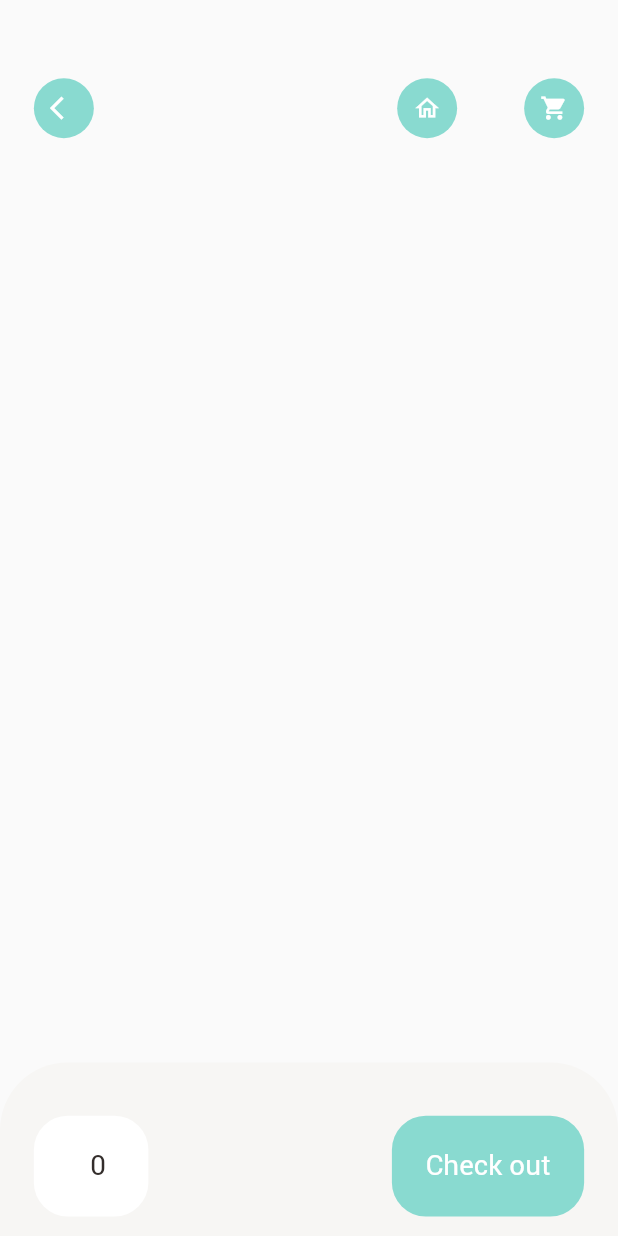
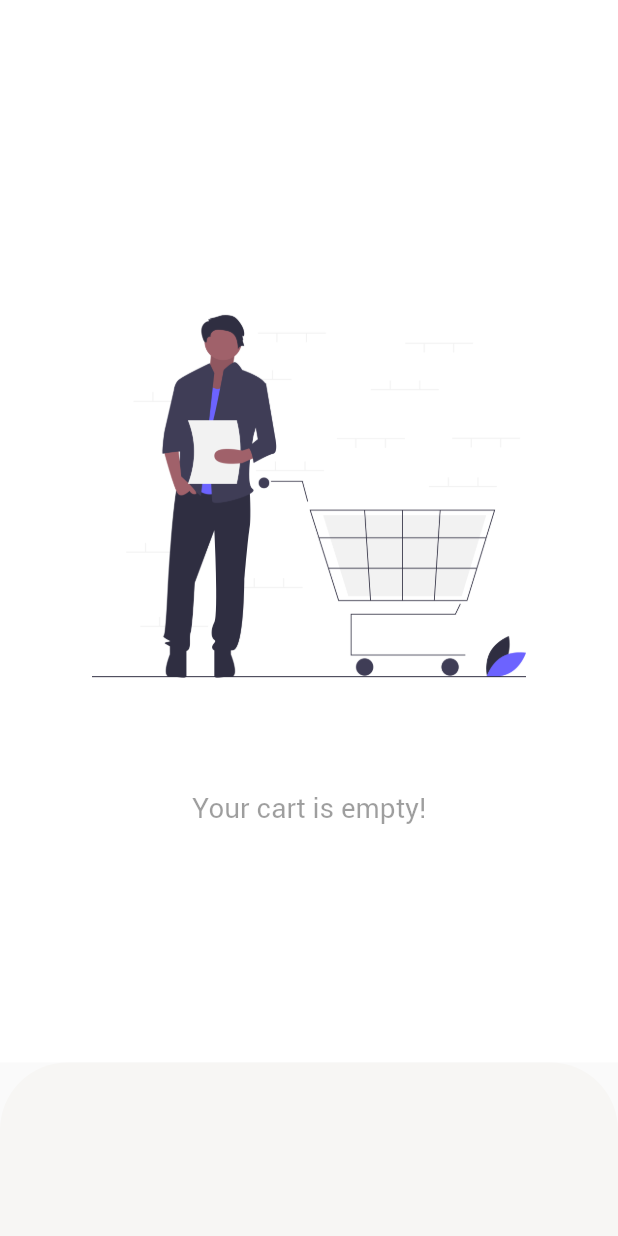
Before and after one commit to shubhamk1020/e_commerce_app, a Flutter app: the CartPage screen opened by its route, on a phone screen of 412 x 824 dp. Run offline on Flutter 3.47's test engine with Material 2 defaults, Android fonts, the phone set to English and light mode, and no system bars; our stand-ins replace dots_indicator, get, shared_preferences; accounts and stored records are empty; network calls fail.

Commit message:
cartPage ui and backend

```diff
--- /dev/null
+++ b/lib/base/no_data-page.dart
@@ -0,0 +1,40 @@
+
+import 'package:e_commerce_app/utils/dimension.dart';
+import 'package:flutter/material.dart';
+
+class NoDataPage extends StatelessWidget {
+   final String text;
+    final String imagePath;
+
+  const NoDataPage({super.key, required this.text, this.imagePath="assets/images/shopping.png"});
+
+
+  @override
+  Widget build(BuildContext context) {
+    return
+    Scaffold(
+      backgroundColor: Colors.white,
+      body: Column(
+        mainAxisAlignment: MainAxisAlignment.center,
+        crossAxisAlignment: CrossAxisAlignment.stretch,
+        children: [
+        Container(
+          width: double.maxFinite,
+         padding: EdgeInsets.only(top: 100, right: 20, left: 20, bottom: 200),
+          margin: EdgeInsets.all(Dimensions.height20),
+          decoration: BoxDecoration(image: DecorationImage(image: AssetImage(imagePath), fit: BoxFit.contain),
+
+          // height: MediaQuery.of(context).size.height*0.22,
+          // width: MediaQuery.of(context).size.width*0.22,
+          ),
+        ),
+        SizedBox(height: MediaQuery.of(context).size.height*0.03,),
+        Text(text, style: TextStyle(fontSize: Dimensions.font16,
+        color: Theme.of(context).disabledColor
+        ),
+      textAlign: TextAlign.center,
+        )
+      ],),
+    );
+  }
+}
--- a/lib/pages/cart/cart_page.dart
+++ b/lib/pages/cart/cart_page.dart
@@ -1,9 +1,8 @@
 
+import 'package:e_commerce_app/base/no_data-page.dart';
 import 'package:e_commerce_app/controllers/cart_controller.dart';
 import 'package:e_commerce_app/controllers/popular_product_controller.dart';
 import 'package:e_commerce_app/controllers/recommended_product_controller.dart';
-import 'package:e_commerce_app/pages/home/main_food_page.dart';
-import 'package:e_commerce_app/pages/food/popular_food_details.dart';
 import 'package:e_commerce_app/routes/route_helpers.dart';
 import 'package:e_commerce_app/utils/app_constants.dart';
 import 'package:e_commerce_app/utils/colors.dart';
@@ -22,13 +21,10 @@ class CartPage extends StatelessWidget {
 
   @override
   Widget build(BuildContext context) {
-    print(" height   ---" + MediaQuery.of(context).size.width.toString());
-
     return Scaffold(
       body: Stack(children: [
           Positioned(
-            left: Dimensions.width20, right: Dimensions.width20, top: Dimensions.height45,
-
+            left: Dimensions.width20, right: Dimensions.width20, top: Dimensions.height40,
              child: Row(
               mainAxisAlignment: MainAxisAlignment.spaceBetween,
               children: [
@@ -48,8 +44,9 @@ class CartPage extends StatelessWidget {
           ),
           ),
 
-          Positioned(
-            left: Dimensions.width15, right: Dimensions.width15, bottom: 0, top: Dimensions.height20*4.5,
+      GetBuilder<CartController>(builder: (_cartController){
+        return _cartController.getItems.length>0? Positioned(
+            left: Dimensions.width15, right: Dimensions.width15, bottom: 0, top: Dimensions.height20*5,
             child: MediaQuery.removePadding(
               context: context,
               removeTop: true,
@@ -69,14 +66,19 @@ class CartPage extends StatelessWidget {
                     onTap: (){
                       var popularIndex  = Get.find<PopularProductController>()
                       .popularProductList
-                      .indexOf(_cartList[index].product);
+                      .indexOf(_cartList[index].product!);
                       if(popularIndex>=0){
                         Get.toNamed(RouteHelpers.getPopularFood(popularIndex,"cart_page" ));
                       }else{
                         var recommendedIndex = Get.find<RecommendedProductController>()
                         .recommendedProductList
-                        .indexOf(_cartList[index].product);
+                        .indexOf(_cartList[index].product!);
+                        if(recommendedIndex<0){
+                           Get.snackbar("History product", "Product review is not availble for history products" ,
+                           backgroundColor: AppColors.mainColor, colorText: Colors.white);
+                        }else{
                           Get.toNamed(RouteHelpers.getRecommendedFood(recommendedIndex, "cart_page"));
+                        }
                       }
                     },
                     child: Container(
@@ -88,6 +90,7 @@ class CartPage extends StatelessWidget {
                   ),
 
                    SizedBox(width: Dimensions.width10,),
+
                    Expanded(
                      child: SizedBox(
                       height: Dimensions.height20*5,
@@ -124,8 +127,6 @@ class CartPage extends StatelessWidget {
                          ],),
                         ),
 
-
-
                         ],)
                         ],
                        ),
@@ -137,7 +138,9 @@ class CartPage extends StatelessWidget {
               });
 
               },)),
-            ),
+            ):NoDataPage(text: "Your cart is empty!");
+
+      })
 
     ],),
 
@@ -151,7 +154,8 @@ class CartPage extends StatelessWidget {
       ),
       color: AppColors.buttonBackgroundColor
       ),
-      child: Row(
+
+       child: cartController.getItems.length>0? Row(
         mainAxisAlignment: MainAxisAlignment.spaceBetween,
         children: [
         Container(
@@ -178,10 +182,13 @@ class CartPage extends StatelessWidget {
             },
             child: BigText(text: "Check out", color: Colors.white, size: Dimensions.font16,))
         ),
-      ],),
+      ],
+      ):Container()
          );
 
      })
+
+
      );
 
 
--- a/lib/pages/food/popular_food_details.dart
+++ b/lib/pages/food/popular_food_details.dart
@@ -24,7 +24,7 @@ class PopularFoodDetails extends StatelessWidget {
     Get.find<PopularProductController>().initProduct(product, Get.find<CartController>());
 
     return Scaffold(
-      backgroundColor: Colors.white,
+     backgroundColor: Colors.white,
      body: Stack(children: [
       Positioned(
       left: 0,
@@ -47,7 +47,7 @@ class PopularFoodDetails extends StatelessWidget {
         GestureDetector(
           onTap: (){
             if(page == "cart_page"){
-              Get.toNamed(RouteHelpers.getCart());
+              Get.toNamed(RouteHelpers.getCartPage());
             }
             else{
               Get.toNamed(RouteHelpers.getInitial());
--- a/lib/pages/food/recomended_food_details.dart
+++ b/lib/pages/food/recomended_food_details.dart
@@ -34,10 +34,10 @@ class RecommendedFoodDetails extends StatelessWidget {
             GestureDetector(
               onTap: (){
                 if(page == "cart_page"){
-                  Get.toNamed(RouteHelpers.getCart());
+                  Get.toNamed(RouteHelpers.getInitial());
                 }
                 else{
-                  Get.toNamed(RouteHelpers.getInitial());
+                  Get.toNamed(RouteHelpers.getCartPage());
                 }
                 },
               child: const AppIcon(icon: Icons.clear,)),
@@ -46,7 +46,7 @@ class RecommendedFoodDetails extends StatelessWidget {
                   return GestureDetector(
                            onTap: () {
                             if(controller.totalItems>=1)
-                           Get.toNamed(RouteHelpers.getCart());
+                           Get.toNamed(RouteHelpers.getCartPage());
                           },
                     child: Stack(children: [
                         const AppIcon(icon: Icons.shopping_cart_outlined,),
--- a/lib/pages/home/food_page_body.dart
+++ b/lib/pages/home/food_page_body.dart
@@ -232,11 +232,11 @@ Widget _buildPageItem(int index, ProductModel popularProduct) {
           ),
 
          child: Container(
-        padding: EdgeInsets.only(left: Dimensions.width15 ,right: Dimensions.width15, top: Dimensions.height15),
+        padding: EdgeInsets.only(left: Dimensions.width15,
+        right: Dimensions.width15, top: Dimensions.height15),
         child: AppColumn(text: popularProduct.name!) )
        ),
-
-      ),
+       ),
 
     ],
     ),
--- a/lib/pages/home/home_page.dart
+++ b/lib/pages/home/home_page.dart
@@ -1,3 +1,4 @@
+import 'package:e_commerce_app/pages/cart/cart_history.dart';
 import 'package:e_commerce_app/pages/home/main_food_page.dart';
 import 'package:e_commerce_app/utils/colors.dart';
 import 'package:flutter/material.dart';
@@ -21,13 +22,10 @@ class HomePage extends StatefulWidget {
    List pages =[
       MainFoodPage(),
       Container(child: Center(child: Text("shubham kumar ")),),
-      Container(child: Center(child: Text("ravi kumar ")),),
+      CartHistory(),
       Container(child: Center(child: Text("aarti kumari ")),),
-      Container(child: Center(child: Text("pooja kumari ")),),
 
     ];
-
-
 
     void onTapNav(int index){
       setState(() {
--- a/lib/routes/route_helpers.dart
+++ b/lib/routes/route_helpers.dart
@@ -18,7 +18,7 @@ class RouteHelpers{
   static String getInitial() => '$initial';
   static String getPopularFood(int pageId, String page) => '$popularFood?pageId=$pageId&page=$page';
   static String getRecommendedFood(int pageId, String page) => '$recommendedFood?pageId=$pageId&page=$page';
-  static String getCart()=> '$cartPage';
+  static String getCartPage()=> '$cartPage';
 
 
   static List<GetPage> routes = [
--- a/lib/widget/big_text.dart
+++ b/lib/widget/big_text.dart
@@ -8,7 +8,9 @@ class BigText extends StatelessWidget {
   double size;
   TextOverflow overflow;
 
-   BigText({Key? key, this.color= const Color(0xFF332d2b), required this.text, this.size = 0, this.overflow = TextOverflow.ellipsis}): super(key: key);
+   BigText({Key? key, this.color= const Color(0xFF332d2b),
+   required this.text, this.size = 0,
+   this.overflow = TextOverflow.ellipsis}): super(key: key);
 
   @override
   Widget build(BuildContext context) {
--- a/lib/widget/small_text.dart
+++ b/lib/widget/small_text.dart
@@ -7,7 +7,8 @@ class SmallText extends StatelessWidget {
   double height;
   TextOverflow overflow;
 
-   SmallText({Key? key, this.color= const Color(0xFFccc7c5), required this.text, this.size = 12,  this.height = 1.2, this.overflow= TextOverflow.ellipsis}): super(key: key);
+   SmallText({Key? key, this.color= const Color(0xFFccc7c5), required this.text, this.size = 12,
+     this.height = 1.2, this.overflow= TextOverflow.ellipsis}): super(key: key);
 
   @override
   Widget build(BuildContext context) {
--- a/pubspec.yaml
+++ b/pubspec.yaml
@@ -34,6 +34,7 @@ dependencies:
   flutter:
     sdk: flutter
   get: ^4.6.5
+  intl: ^0.17.0
   persistent_bottom_nav_bar: ^5.0.2
   shared_preferences: ^2.0.15
 
```
Also changed, not shown: lib/controllers/cart_controller.dart (+16 -2 lines), lib/data/repository/cart_repo.dart (+21 -10 lines), lib/pages/cart/cart_history.dart (added, +156 -0 lines), assets/images/shopping.png (added), pubspec.lock. Lines whose indentation alone changed are shown as unchanged.
